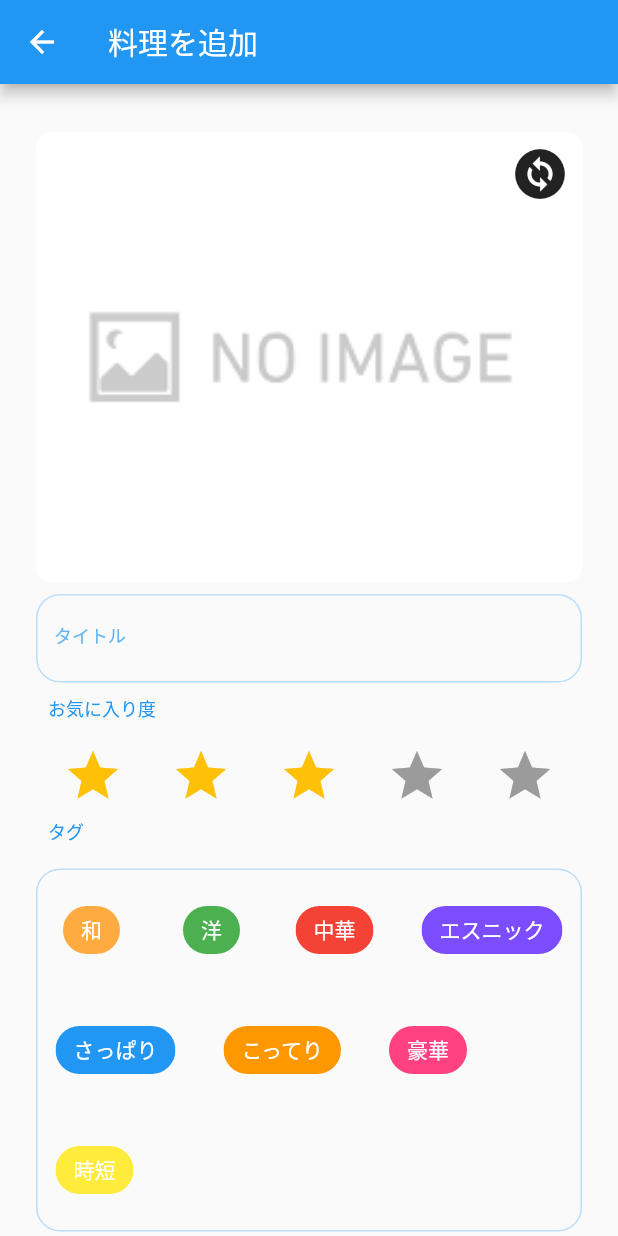
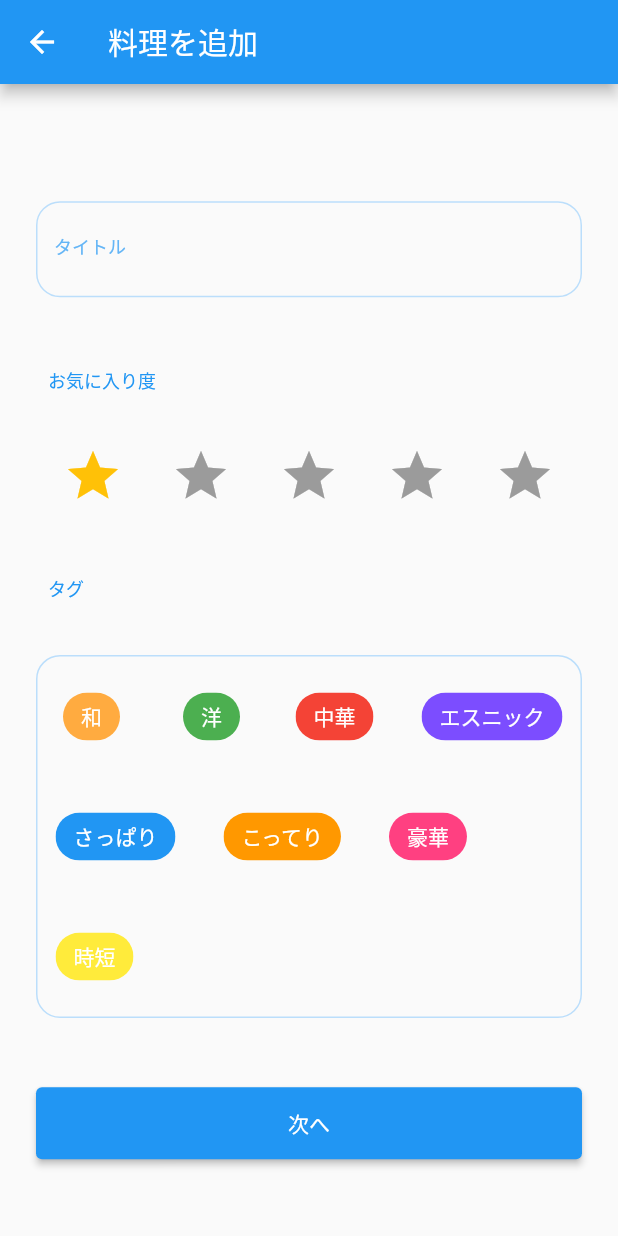
Before and after one commit to baekx/becos_kitchen, a Flutter app: the AddMenuPage screen opened directly, on a phone screen of 412 x 824 dp. Run offline on Flutter 3.47's test engine with Material 2 defaults, Android fonts, the phone set to English and light mode, and no system bars; drawn by our look-alikes of flutter_rating_bar; our stand-ins replace cloud_firestore, firebase_core, flutter_riverpod, freezed_annotation, image_picker; accounts and stored records are empty.

Commit message:
VMにStateNotifier作成

```diff
--- /dev/null
+++ b/lib/provider.dart
@@ -0,0 +1,7 @@
+import 'package:becos_kitchen/model/menu_state.dart';
+import 'package:becos_kitchen/screen/add_menu/add_menu_page_vm.dart';
+import 'package:flutter_riverpod/flutter_riverpod.dart';
+
+final addMenuPageProvider =
+    StateNotifierProvider<AddMenuPageStateNotifier, MenuState>(
+        (ref) => AddMenuPageStateNotifier());
--- a/lib/screen/add_menu/add_menu_page.dart
+++ b/lib/screen/add_menu/add_menu_page.dart
@@ -1,7 +1,7 @@
 import 'dart:io';
 
+import 'package:becos_kitchen/provider.dart';
 import 'package:becos_kitchen/screen/add_menu/label.dart';
-import 'package:becos_kitchen/screen/add_menu/menu_image.dart';
 import 'package:becos_kitchen/screen/add_menu/menu_rate.dart';
 import 'package:becos_kitchen/screen/add_menu/menu_tag_list.dart';
 import 'package:becos_kitchen/screen/add_menu/menu_title.dart';
@@ -10,17 +10,12 @@ import 'package:becos_kitchen/screen/common/column_padding.dart';
 import 'package:flutter/material.dart';
 import 'package:flutter_riverpod/flutter_riverpod.dart';
 
-class AddMenuPage extends ConsumerStatefulWidget {
+class AddMenuPage extends ConsumerWidget {
   const AddMenuPage({Key? key, this.image}) : super(key: key);
   final File? image;
 
   @override
-  ConsumerState<AddMenuPage> createState() => _AddMenuScreenState();
-}
-
-class _AddMenuScreenState extends ConsumerState<AddMenuPage> {
-  @override
-  Widget build(BuildContext context) {
+  Widget build(BuildContext context, WidgetRef ref) {
     return Scaffold(
       appBar: AppBar(
         title: const Text("料理を追加"),
@@ -35,7 +30,7 @@ class _AddMenuScreenState extends ConsumerState<AddMenuPage> {
           children: [
             // 写真
             const ColumnPadding(height: 32.0),
-            MenuImage(imagePath: widget.image),
+            // MenuImage(imagePath: widget.image),
             // タイトル
             const ColumnPadding(height: 8.0),
             const MenuTitle(),
@@ -49,7 +44,10 @@ class _AddMenuScreenState extends ConsumerState<AddMenuPage> {
             const MenuTagList(),
             // 次へボタン
             const ColumnPadding(height: 8.0),
-            const ButtonExpanded(text: "次へ"),
+            ButtonExpanded(
+              text: "次へ",
+              onPressed: ref.watch(addMenuPageProvider.notifier).addMenu,
+            ),
             const ColumnPadding(height: 32.0),
           ],
         ),
--- a/lib/screen/add_menu/menu_rate.dart
+++ b/lib/screen/add_menu/menu_rate.dart
@@ -1,21 +1,27 @@
+import 'package:becos_kitchen/provider.dart';
 import 'package:flutter/material.dart';
 import 'package:flutter_rating_bar/flutter_rating_bar.dart';
+import 'package:flutter_riverpod/flutter_riverpod.dart';
 
-class MenuRate extends StatelessWidget {
+class MenuRate extends ConsumerWidget {
   const MenuRate({Key? key}) : super(key: key);
 
   @override
-  Widget build(BuildContext context) {
+  Widget build(BuildContext context, WidgetRef ref) {
+    final int rate = ref.watch(addMenuPageProvider).score;
+
     return Center(
       child: RatingBar.builder(
           itemBuilder: (context, _) => const Icon(
                 Icons.star,
                 color: Colors.amber,
               ),
-          initialRating: 3,
+          initialRating: rate.toDouble(),
           itemPadding: EdgeInsets.symmetric(horizontal: 16.0),
           itemSize: 40.0,
-          onRatingUpdate: (rating) {}),
+          onRatingUpdate: (rating) {
+            ref.watch(addMenuPageProvider.notifier).setRate(rating.toInt());
+          }),
     );
   }
 }
--- a/lib/screen/add_menu/menu_title.dart
+++ b/lib/screen/add_menu/menu_title.dart
@@ -1,12 +1,14 @@
+import 'package:becos_kitchen/provider.dart';
 import 'package:flutter/material.dart';
+import 'package:flutter_riverpod/flutter_riverpod.dart';
 
-class MenuTitle extends StatelessWidget {
+class MenuTitle extends ConsumerWidget {
   const MenuTitle({
     Key? key,
   }) : super(key: key);
 
   @override
-  Widget build(BuildContext context) {
+  Widget build(BuildContext context, WidgetRef ref) {
     return TextFormField(
       decoration: InputDecoration(
           focusedBorder: OutlineInputBorder(
@@ -14,10 +16,14 @@ class MenuTitle extends StatelessWidget {
               borderSide: BorderSide(color: Colors.blue, width: 2.0)),
           labelStyle: TextStyle(fontSize: 12, color: Colors.blue[300]),
           labelText: "タイトル",
+          hintText: "タイトル",
           floatingLabelStyle: TextStyle(fontSize: 14),
           enabledBorder: OutlineInputBorder(
               borderRadius: BorderRadius.circular(16),
               borderSide: BorderSide(color: Colors.blue[100]!, width: 1.0))),
+      onChanged: (text) {
+        ref.watch(addMenuPageProvider.notifier).setTitle(text);
+      },
     );
   }
 }
--- a/lib/screen/common/button_expanded.dart
+++ b/lib/screen/common/button_expanded.dart
@@ -1,14 +1,20 @@
 import 'package:flutter/material.dart';
 
 class ButtonExpanded extends StatelessWidget {
-  const ButtonExpanded({Key? key, required this.text}) : super(key: key);
+  const ButtonExpanded({Key? key, required this.text, required this.onPressed})
+      : super(key: key);
   final String text;
+  final void onPressed;
 
   @override
   Widget build(BuildContext context) {
     return Container(
         width: double.infinity,
         height: 48,
-        child: ElevatedButton(onPressed: () {}, child: Text(text)));
+        child: ElevatedButton(
+            onPressed: () {
+              onPressed;
+            },
+            child: Text(text)));
   }
 }
```
Also changed, not shown: lib/model/menu.dart (deleted, +0 -14 lines), lib/model/menu_state.dart (added, +15 -0 lines), lib/repository/menu_dao.dart (+17 -4 lines), lib/screen/add_menu/add_menu_page_vm.dart (added, +23 -0 lines), lib/model/menu.freezed.dart, lib/model/menu.g.dart.
